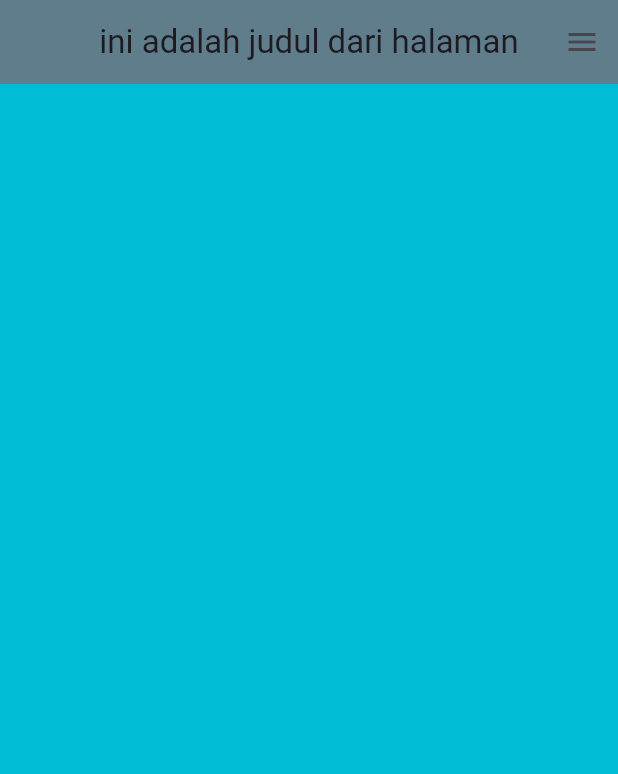
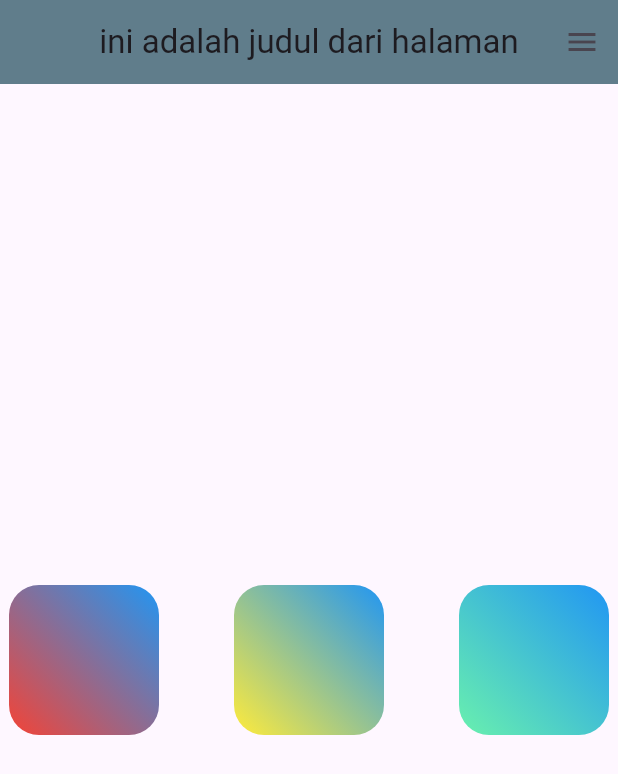
Before and after one commit to Mison1212/latihan_container, a Flutter app: the screen it shows after launch, on a phone screen of 412 x 824 dp. Shown: the top 774 px of the screen. Run offline on Flutter 3.47's test engine with Material 3 defaults, Android fonts, the phone set to English and light mode, and no system bars.

Commit message:
latihan container

```diff
--- a/lib/main.dart
+++ b/lib/main.dart
@@ -14,8 +14,7 @@ class MyApp extends StatelessWidget {
       debugShowCheckedModeBanner: false,
       title: 'Judul',
       home: MyHome(),
-
-      );
+    );
   }
 }
 
@@ -30,15 +29,94 @@ class MyHome extends StatelessWidget {
         centerTitle: true,
         backgroundColor: Colors.blueGrey,
         actions: [
-          IconButton(onPressed: (){
-            print('menu button pressed');
-          },
-          icon: const Icon(Icons.menu),
+          IconButton(
+            onPressed: () {
+              print('menu button pressed');
+            },
+            icon: const Icon(Icons.menu),
           ),
+        ],
+      ),
+      body: Center(
+        child: Row(
+          mainAxisAlignment: MainAxisAlignment.center,
+          children: [
+            Container(
+              width: 100,
+              height: 100,
+              // color: Colors.cyan,
+              alignment: Alignment.topCenter,
+              // child:Row(
+              //   mainAxisAlignment: MainAxisAlignment.center,
+              //   children: [
+              //     Icon(Icons.person),
+              //     SizedBox(width: 10),
+              //     Icon(Icons.account_balance),
+              //     Text("ini adalah data"),
+              //   ],
+              // ),
+              decoration: BoxDecoration(
+                color: Colors.blue,
+                borderRadius: BorderRadius.circular(20),
+                gradient: LinearGradient(
+                  begin: Alignment.topRight,
+                  end: Alignment.bottomLeft,
+                  colors: [Colors.blue, Colors.red],
+                ),
+              ),
+            ),
+            SizedBox(width: 50), // jarak atau spasi box
+            Container(
+              width: 100,
+              height: 100,
+              // color: Colors.cyan,
+              alignment: Alignment.topCenter,
+              // child:Row(
+              //   mainAxisAlignment: MainAxisAlignment.center,
+              //   children: [
+              //     Icon(Icons.person),
+              //     SizedBox(width: 10),
+              //     Icon(Icons.account_balance),
+              //     Text("ini adalah data"),
+              //   ],
+              // ),
+              decoration: BoxDecoration(
+                color: Colors.blue,
+                borderRadius: BorderRadius.circular(20),
+                gradient: LinearGradient(
+                  begin: Alignment.topRight,
+                  end: Alignment.bottomLeft,
+                  colors: [Colors.blue, Colors.yellow],
+                ),
+              ),
+            ),
+            SizedBox(width: 50),// jarak atau spasi box
+            Container(
+              width: 100,
+              height: 100,
+              // color: Colors.cyan,
+              alignment: Alignment.topCenter,
+              // child:Row(
+              //   mainAxisAlignment: MainAxisAlignment.center,
+              //   children: [
+              //     Icon(Icons.person),
+              //     SizedBox(width: 10),
+              //     Icon(Icons.account_balance),
+              //     Text("ini adalah data"),
+              //   ],
+              // ),
+              decoration: BoxDecoration(
+                color: Colors.blue,
+                borderRadius: BorderRadius.circular(20),
+                gradient: LinearGradient(
+                  begin: Alignment.topRight,
+                  end: Alignment.bottomLeft,
+                  colors: [Colors.blue, Colors.greenAccent],
+                ),
+              ),
+            ),
           ],
-      ),
-      body: Container(
-        color: Colors.cyan,
+        ),
       ),
     );
   }
```
